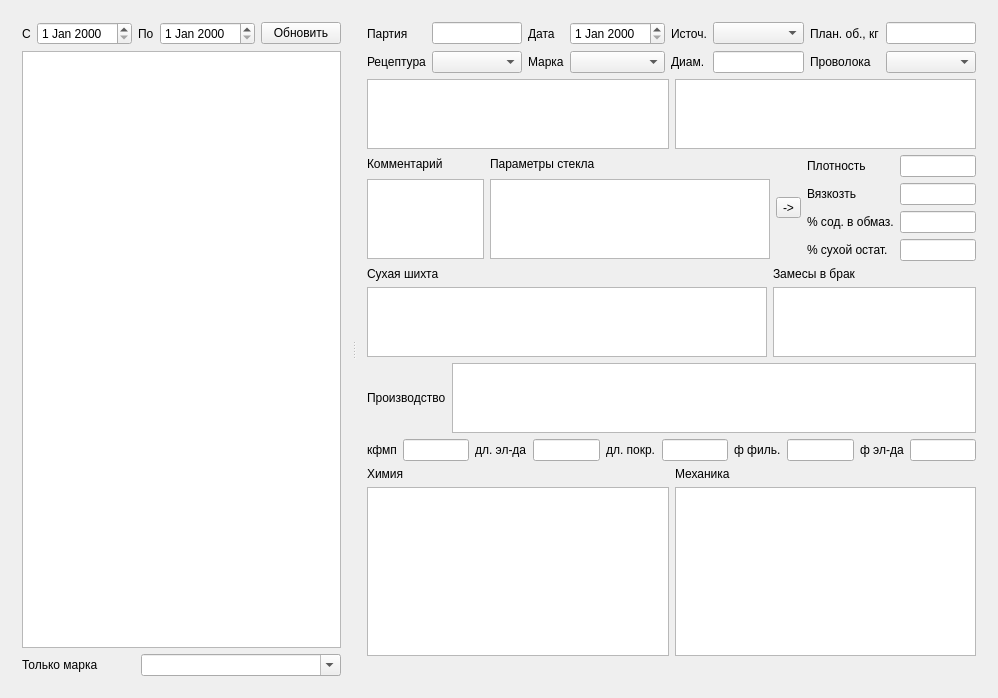
The window that mainwidget.ui (Sergeyego/el_part) describes before a commit, drawn with Qt 5.
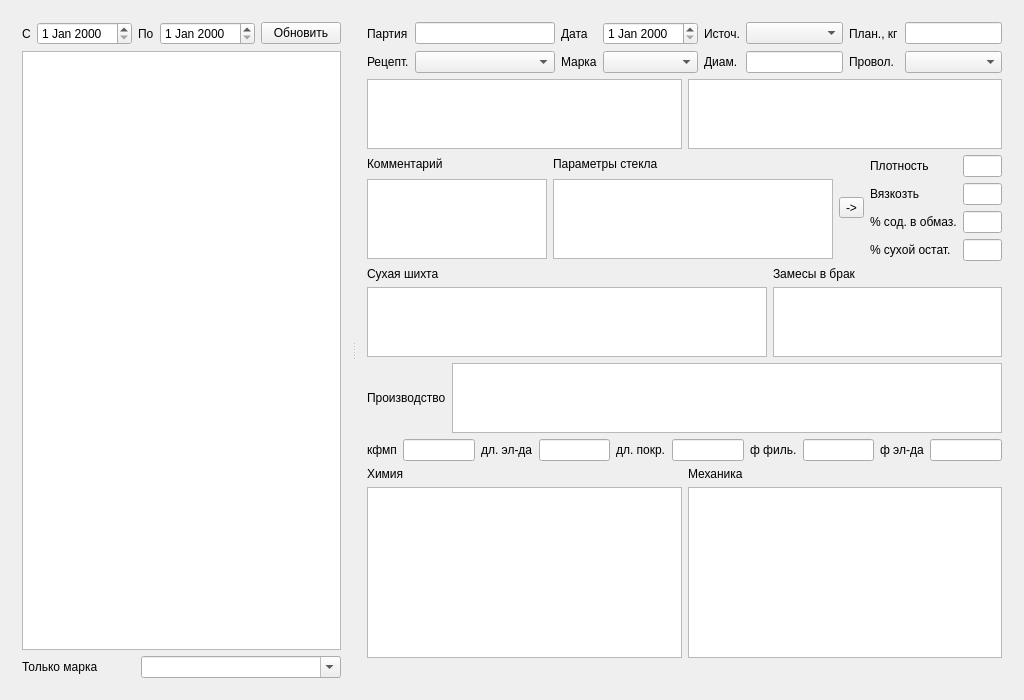
The same window after the commit. Custom widgets are drawn as their Qt base class.

The edit to the form file:
```diff
--- a/mainwidget.ui
+++ b/mainwidget.ui
@@ -6,8 +6,8 @@
    <rect>
     <x>0</x>
     <y>0</y>
-    <width>998</width>
-    <height>698</height>
+    <width>1024</width>
+    <height>700</height>
    </rect>
   </property>
   <property name="windowTitle">
@@ -131,7 +131,7 @@
          <item row="0" column="7">
           <widget class="QLabel" name="label_11">
            <property name="text">
-            <string>План. об., кг</string>
+            <string>План., кг</string>
            </property>
           </widget>
          </item>
@@ -141,7 +141,7 @@
          <item row="1" column="0">
           <widget class="QLabel" name="label_4">
            <property name="text">
-            <string>Рецептура</string>
+            <string>Рецепт.</string>
            </property>
           </widget>
          </item>
@@ -161,7 +161,7 @@
          <item row="1" column="7">
           <widget class="QLabel" name="label_10">
            <property name="text">
-            <string>Проволока</string>
+            <string>Провол.</string>
            </property>
           </widget>
          </item>
@@ -169,7 +169,14 @@
           <widget class="QComboBox" name="comboBoxProv"/>
          </item>
          <item row="1" column="1">
-          <widget class="QComboBox" name="comboBoxRcp"/>
+          <widget class="QComboBox" name="comboBoxRcp">
+           <property name="minimumSize">
+            <size>
+             <width>140</width>
+             <height>0</height>
+            </size>
+           </property>
+          </widget>
          </item>
          <item row="1" column="2" colspan="2">
           <widget class="QLabel" name="label_5">
@@ -227,6 +234,12 @@
            </item>
            <item>
             <widget class="QPlainTextEdit" name="plainTextEdit">
+             <property name="minimumSize">
+              <size>
+               <width>180</width>
+               <height>0</height>
+              </size>
+             </property>
              <property name="maximumSize">
               <size>
                <width>150</width>
```
Left out of the diff: 38 changed lines with no effect on the pictures.
